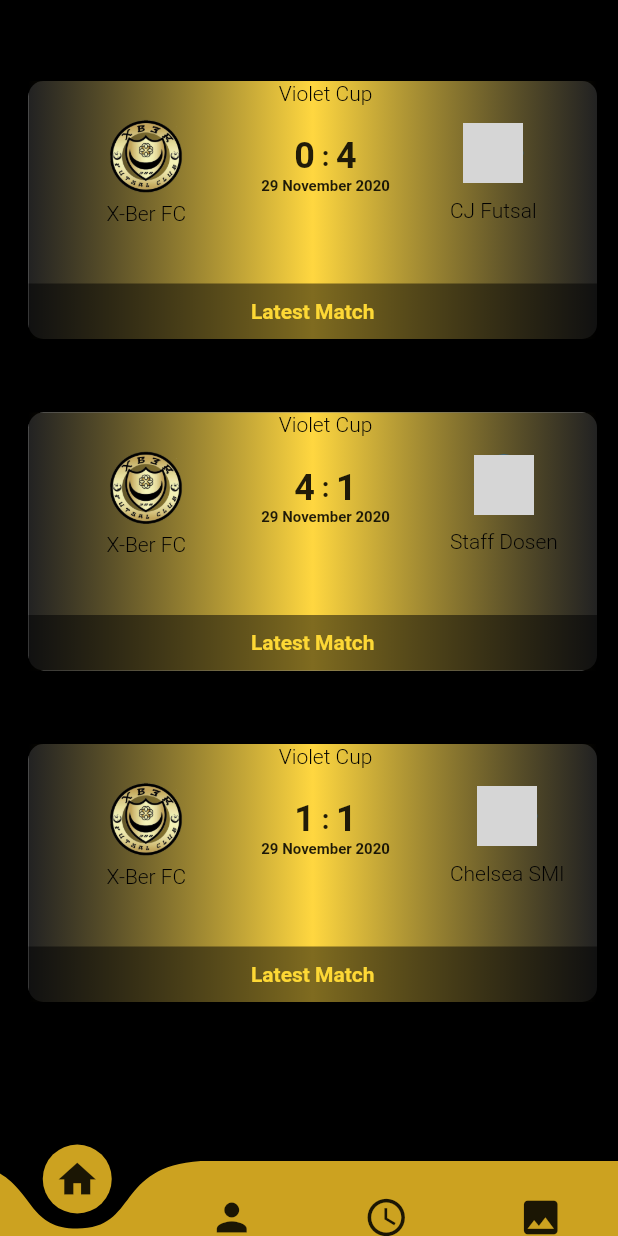
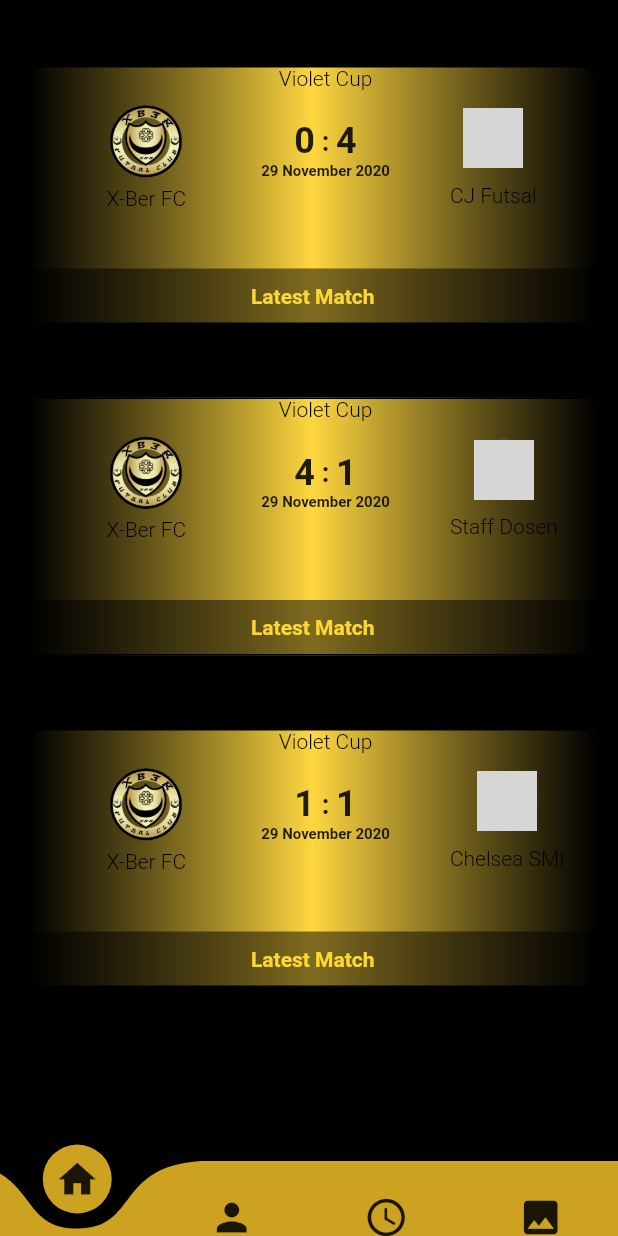
Before and after one commit to MulyonoPutra/XBerClub, a Flutter app: the BottomNavBar screen opened directly, on a phone screen of 412 x 824 dp. Run offline on Flutter 3.47's test engine with Material 2 defaults, Android fonts, the phone set to English and light mode, and no system bars; drawn by our look-alikes of curved_navigation_bar; our stand-ins replace equatable, google_fonts; network calls fail; Roboto replaces fonts that are missing (Yellowtail); grey boxes are pictures that could not be loaded.

Commit message:
Commit several changes.

```diff
--- a/lib/menu_pages/schedule.dart
+++ b/lib/menu_pages/schedule.dart
@@ -6,7 +6,7 @@ class Schedule extends StatelessWidget {
     return ListView(
       children: <Widget>[
         SizedBox(
-          height: 20,
+          height: 10,
         ),
         Column(
           children: mockScores
--- a/lib/widget/list_of_gallery.dart
+++ b/lib/widget/list_of_gallery.dart
@@ -13,6 +13,7 @@ class ListOfGallery extends StatelessWidget {
         height: 200,
         child: Card(
           shape: RoundedRectangleBorder(
+            side: BorderSide(color: Colors.black38, width: 1.0),
             borderRadius: BorderRadius.circular(10.0),
           ),
           child: Stack(
--- a/lib/widget/match_list.dart
+++ b/lib/widget/match_list.dart
@@ -14,11 +14,15 @@ class MatchListItem extends StatelessWidget {
         height: 200,
         child: Card(
           shape: RoundedRectangleBorder(
+            side: BorderSide(color: Colors.black, width: 1.0),
             borderRadius: BorderRadius.circular(10.0),
           ),
           child: Container(
             decoration: BoxDecoration(
               color: Colors.black,
+              boxShadow: [
+                BoxShadow(color: Colors.black, spreadRadius: 3),
+              ],
               gradient: LinearGradient(
                   colors: [Colors.black87, Colors.amberAccent],
                   begin: const FractionalOffset(0.0, 0.0),
--- a/lib/widget/official_list.dart
+++ b/lib/widget/official_list.dart
@@ -11,6 +11,9 @@ class OfficialList extends StatelessWidget {
     return Container(
         height: 200,
         child: Card(
+          shape: RoundedRectangleBorder(
+              side: new BorderSide(color: Colors.black, width: 1.0),
+              borderRadius: BorderRadius.circular(4.0)),
           child: Stack(
             children: [
               Center(
```
Also changed, not shown: lib/mocks/gallery.dart (+5 -21 lines), lib/mocks/official.dart (+8 -0 lines), lib/mocks/player.dart (+11 -11 lines).
